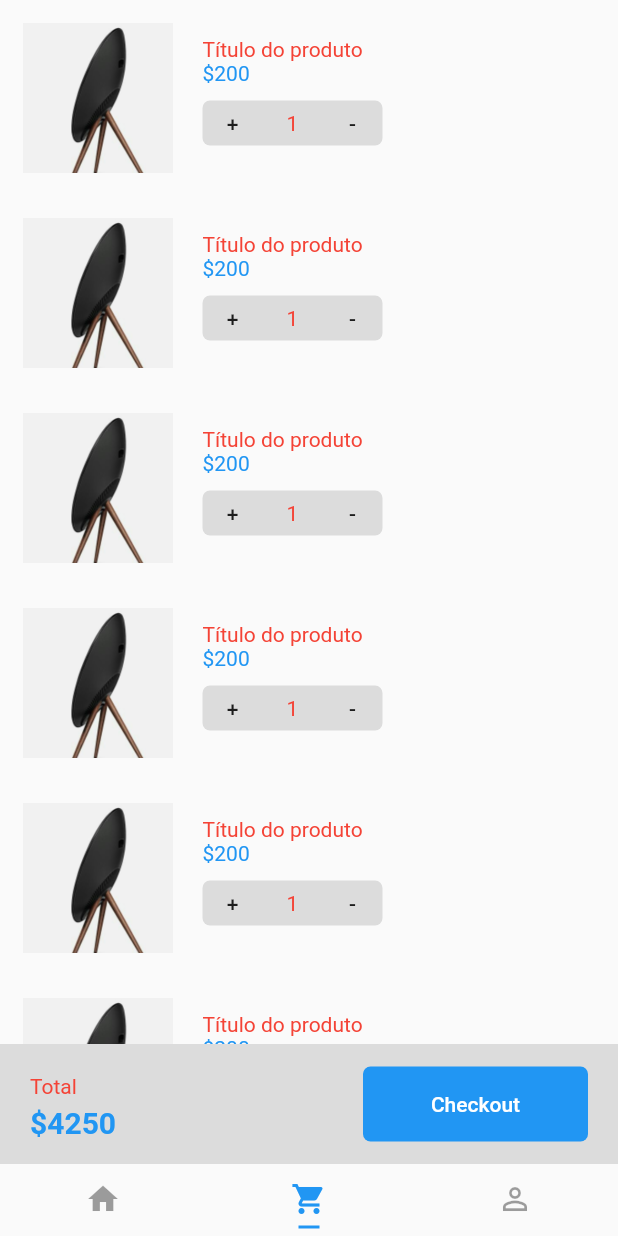
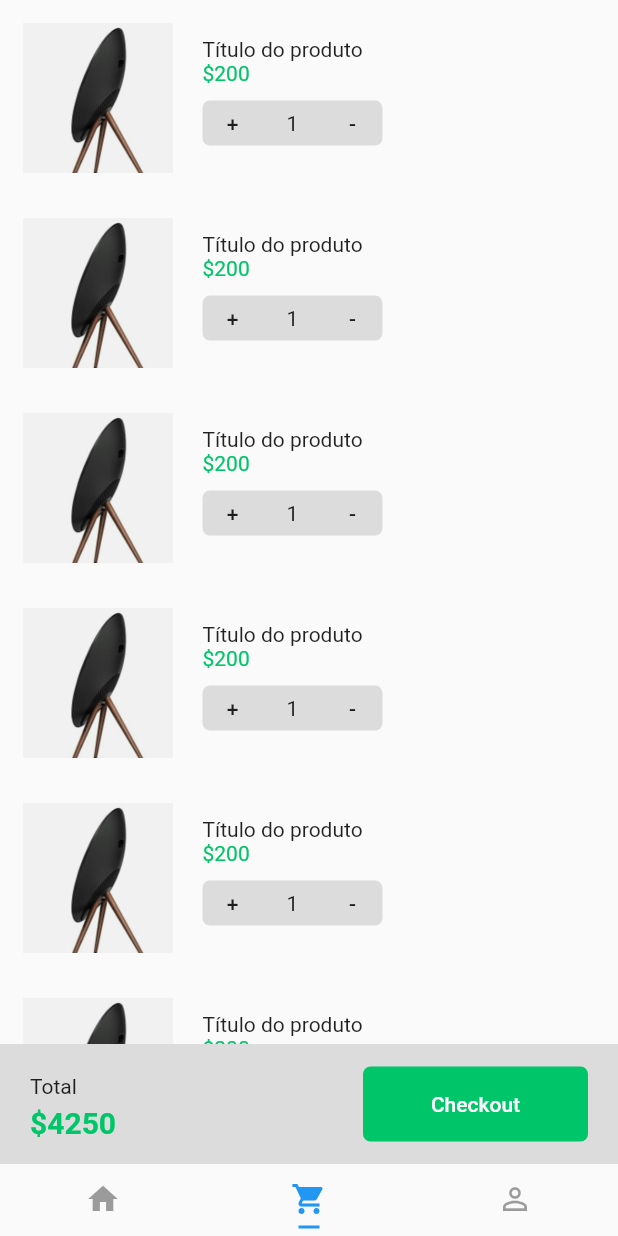
Before and after one commit to cesarbassani/Flutter_layouts, a Flutter app: the screen it shows after launch, item 2 of the bottom bar chosen, on a phone screen of 412 x 824 dp. Run offline on Flutter 3.47's test engine with Material 2 defaults, Android fonts, the phone set to English and light mode, and no system bars.

Commit message:
Cart Page

```diff
--- a/lib/pages/cart.page.dart
+++ b/lib/pages/cart.page.dart
@@ -9,7 +9,7 @@ class CartPage extends StatelessWidget {
         children: <Widget>[
           Expanded(
             child: Container(
-              child: productList(),
+              child: productList(context),
             ),
           ),
           Container(
@@ -35,7 +35,7 @@ class CartPage extends StatelessWidget {
                       Text(
                         "\$4250",
                         style: TextStyle(
-                          color: Colors.blue,
+                          color: Theme.of(context).primaryColor,
                           fontWeight: FontWeight.bold,
                           fontSize: 20,
                         ),
@@ -47,7 +47,7 @@ class CartPage extends StatelessWidget {
                   height: 50,
                   width: 150,
                   decoration: BoxDecoration(
-                    color: Colors.blue,
+                    color: Theme.of(context).primaryColor,
                     borderRadius: BorderRadius.all(
                       Radius.circular(5),
                     ),
@@ -59,7 +59,7 @@ class CartPage extends StatelessWidget {
                     child: Text(
                       "Checkout",
                       style: TextStyle(
-                        color: Colors.white,
+                        color: Theme.of(context).accentColor,
                       ),
                     ),
                     onPressed: () => {},
@@ -74,20 +74,20 @@ class CartPage extends StatelessWidget {
   }
 }
 
-Widget productList() {
+Widget productList(context) {
   return ListView(
     children: <Widget>[
-      productItem(),
-      productItem(),
-      productItem(),
-      productItem(),
-      productItem(),
-      productItem(),
+      productItem(context),
+      productItem(context),
+      productItem(context),
+      productItem(context),
+      productItem(context),
+      productItem(context),
     ],
   );
 }
 
-Widget productItem() {
+Widget productItem(context) {
   return Container(
     height: 120,
     margin: EdgeInsets.all(5),
@@ -114,7 +114,7 @@ Widget productItem() {
               Text(
                 "\$200",
                 style: TextStyle(
-                  color: Colors.blue,
+                  color: Theme.of(context).primaryColor,
                 ),
               ),
               SizedBox(
--- a/lib/themes/light.theme.dart
+++ b/lib/themes/light.theme.dart
@@ -9,11 +9,15 @@ ThemeData lightTheme() {
   return ThemeData(
     brightness: brightness,
     textTheme: new TextTheme(
-      body1: new TextStyle(color: Colors.red),
+      // body1: new TextStyle(color: Colors.blue),
       display4: new TextStyle(fontSize: 78),
       button: new TextStyle(color: Colors.green),
     ),
     primaryColor: primaryColor,
     accentColor: Colors.white,
+    // buttonTheme: new ButtonThemeData(
+    //   buttonColor: Colors.orange,
+    //   textTheme: ButtonTextTheme.primary,
+    // ),
   );
 }
```
